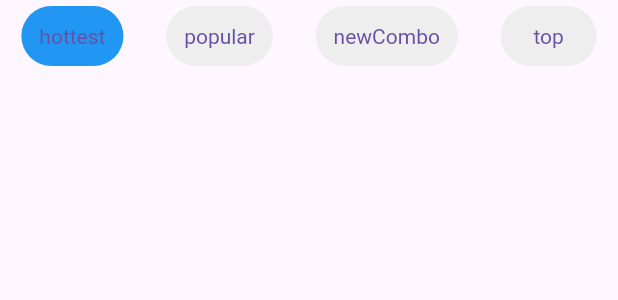
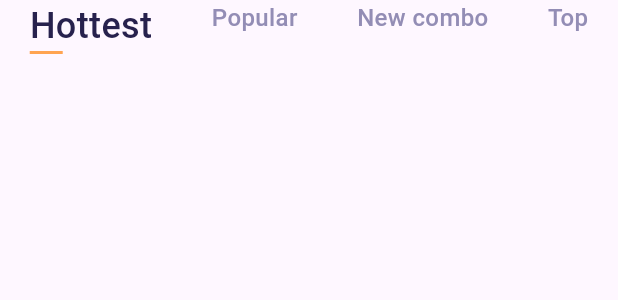
Before and after one commit to kanmear/flutter_test_task_2, a Flutter app: the FilterButtons widget shown alone on an empty page, opened directly with empty values, on a phone screen of 412 x 824 dp. Shown: the top 300 px of the screen. Run offline on Flutter 3.47's test engine with Material 3 defaults, Android fonts, the phone set to English and light mode, and no system bars; our stand-ins replace flutter_bloc; network calls fail.

Commit message:
ui: filter style

```diff
--- a/lib/shop/state/salad_bloc.dart
+++ b/lib/shop/state/salad_bloc.dart
@@ -19,7 +19,19 @@ class SaladListState extends SaladState {
   SaladListState(this.salads, this.selectedFilter);
 }
 
-enum SaladFilter { hottest, popular, newCombo, top }
+enum SaladFilter {
+  hottest(name: 'Hottest'),
+  popular(name: 'Popular'),
+  newCombo(name: 'New combo'),
+  top(name: 'Top');
+
+  final String name;
+
+  const SaladFilter({required this.name});
+
+  @override
+  toString() => name;
+}
 
 class SaladBloc extends Bloc<SaladEvent, SaladState> {
   final List<Salad> salads;
--- a/lib/shop/view/widgets/filtered_combo.dart
+++ b/lib/shop/view/widgets/filtered_combo.dart
@@ -1,4 +1,3 @@
-import 'package:flutter_test_task_2/shop/view/ui_data.dart';
 import 'package:intl/intl.dart';
 import 'package:flutter/material.dart';
 
@@ -6,6 +5,7 @@ import 'package:flutter_bloc/flutter_bloc.dart';
 
 import 'package:flutter_test_task_2/shop/data/data.dart';
 import 'package:flutter_test_task_2/shop/data/models/salad.dart';
+import 'package:flutter_test_task_2/shop/view/ui_data.dart';
 
 import 'package:flutter_test_task_2/shop/state/salad_bloc.dart';
 
@@ -23,6 +23,7 @@ class FilteredCombo extends StatelessWidget {
       child: Column(
         children: [
           FilterButtons(saladBloc: saladBloc),
+          const SizedBox(height: 8),
           FilteredItems(saladBloc: saladBloc),
         ],
       ),
@@ -53,17 +54,32 @@ class FilterButtons extends StatelessWidget {
           children: SaladFilter.values.map((filter) {
             final isSelected = filter == selectedFilter;
 
-            return TextButton(
-              onPressed: () {
+            return GestureDetector(
+              onTap: () {
                 saladBloc.add(FilterSalads(filter));
               },
-              style: TextButton.styleFrom(
-                backgroundColor: isSelected ? Colors.blue : Colors.grey[200],
-                textStyle: isSelected
-                    ? const TextStyle(color: Colors.white)
-                    : const TextStyle(color: Colors.black),
+              child: Column(
+                crossAxisAlignment: CrossAxisAlignment.start,
+                children: [
+                  Text(filter.toString(),
+                      style: isSelected
+                          ? const TextStyle(
+                              fontSize: 24,
+                              fontWeight: FontWeight.w500,
+                              color: Color(0xff27214D))
+                          : const TextStyle(
+                              fontSize: 16,
+                              fontWeight: FontWeight.w500,
+                              color: Color(0xff938DB5))),
+                  isSelected
+                      ? Container(
+                          height: 2,
+                          width: 22,
+                          color: const Color(0xffFFA451),
+                        )
+                      : const SizedBox(height: 2),
+                ],
               ),
-              child: Text(filter.toString().split('.').last),
             );
           }).toList(),
         );
@@ -118,7 +134,7 @@ class SaladTile extends StatelessWidget {
     final backgroundColor = UiData.getRandomColor();
 
     return Container(
-      width: 120,
+      width: 140,
       decoration: BoxDecoration(
         color: backgroundColor,
         borderRadius: BorderRadius.circular(16),
@@ -129,7 +145,7 @@ class SaladTile extends StatelessWidget {
           children: [
             const SizedBox(height: 8),
             SizedBox(
-              height: 64,
+              height: 80,
               child: Image.network(
                 Data.getSrcById(salad.id),
                 fit: BoxFit.cover,
@@ -149,7 +165,7 @@ class SaladTile extends StatelessWidget {
                 },
               ),
             ),
-            const SizedBox(height: 8),
+            // const SizedBox(height: 8),
             Align(
               alignment: Alignment.centerLeft,
               child: Padding(
```
